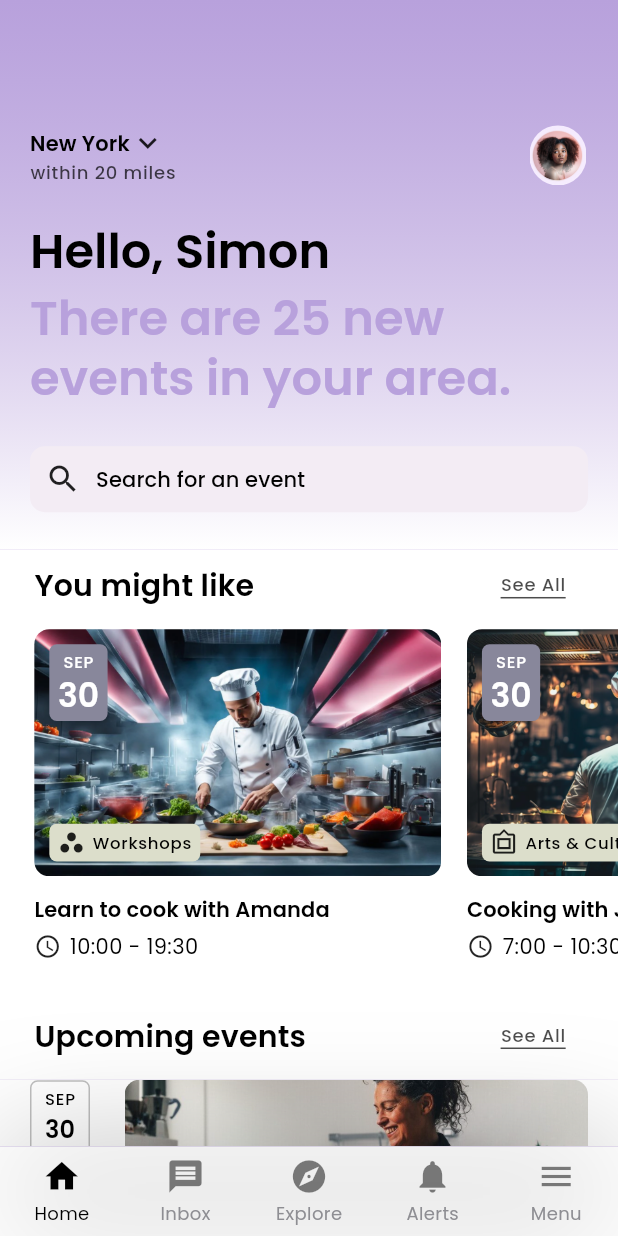
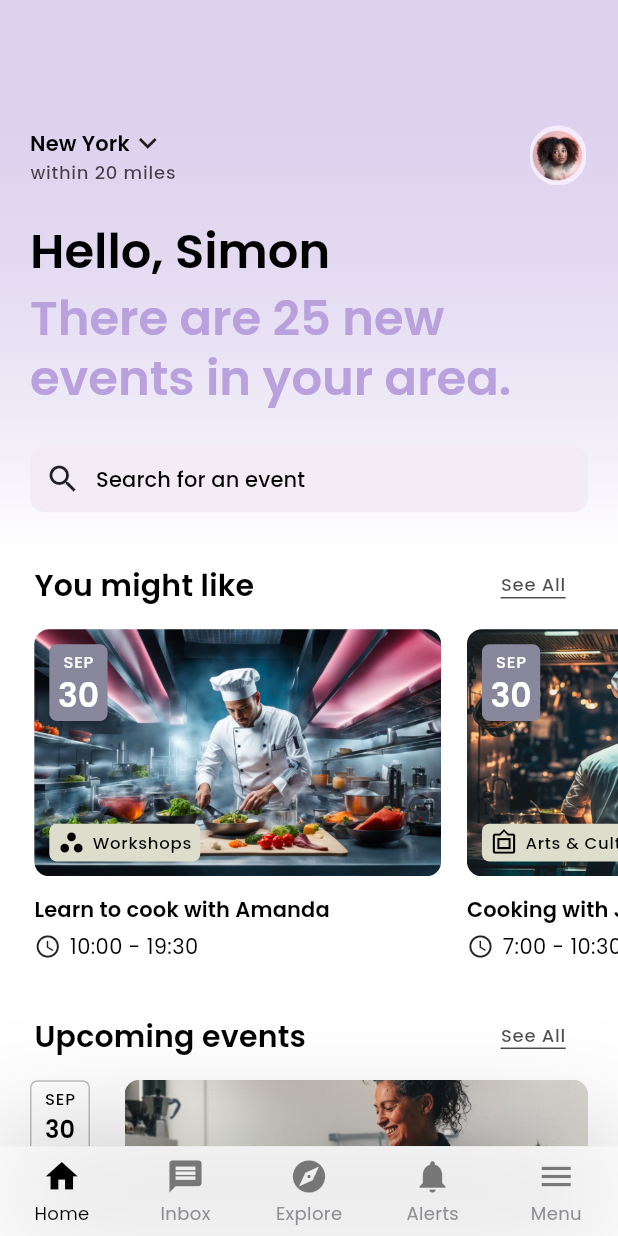
Before and after one commit to gsshakil/liveinhotels_task, a Flutter app: the screen it shows after launch, on a phone screen of 412 x 824 dp. Run offline on Flutter 3.47's test engine with Material 3 defaults, Android fonts, the phone set to English and light mode, and no system bars; drawn by our look-alikes of flutter_animate, persistent_bottom_nav_bar_v2; our stand-ins replace bloc, dartz, equatable, flex_color_scheme, flutter_bloc, flutter_screenutil and 2 more.

Commit message:
fixed borderline issue

```diff
--- a/lib/features/home/data/data_source/event_data.dart
+++ b/lib/features/home/data/data_source/event_data.dart
@@ -11,6 +11,7 @@ final eventData = [
     tagIcon: const Icon(
       Icons.workspaces_sharp,
       size: 18,
+      color: Colors.black,
     ),
     imagePath: Assets.event1,
     eventStartTime: '10:00',
@@ -24,6 +25,7 @@ final eventData = [
     tagIcon: const Icon(
       Icons.filter_frames_outlined,
       size: 18,
+      color: Colors.black,
     ),
     imagePath: Assets.event2,
     eventStartTime: '7:00',
@@ -37,6 +39,7 @@ final eventData = [
     tagIcon: const Icon(
       Icons.workspaces_sharp,
       size: 18,
+      color: Colors.black,
     ),
     imagePath: Assets.event3,
     eventStartTime: '10:00',
@@ -50,6 +53,7 @@ final eventData = [
     tagIcon: const Icon(
       Icons.filter_frames_outlined,
       size: 18,
+      color: Colors.black,
     ),
     imagePath: Assets.event4,
     eventStartTime: '7:00',
--- a/lib/features/home/presentation/screens/home_screen.dart
+++ b/lib/features/home/presentation/screens/home_screen.dart
@@ -31,7 +31,6 @@ class HomeScreen extends StatelessWidget {
         BlocProvider.value(value: upcomingEventsCubit..getUpcomingEvents()),
       ],
       child: Scaffold(
-        backgroundColor: colorScheme.primary,
         drawer: const Drawer(),
         body: CustomScrollView(
           slivers: [
@@ -55,21 +54,19 @@ class HomeScreen extends StatelessWidget {
                     const LocationAndProfileAvatar()
                         .paddingSymmetric(vertical: 20.h)
                         .animate()
-                        .move(delay: 100.ms, duration: 1000.ms),
+                        .move(delay: 100.ms, duration: 2000.ms),
                     // HEADING
                     const HomeHeading().animate().fade(duration: 1000.ms),
                     // SEARCH BAR
                     const HomeSearchBar().animate().fadeIn().scale().move(
                           delay: 300.ms,
-                          duration: 1000.ms,
+                          duration: 2000.ms,
                         ),
                   ],
                 ),
               ),
             ])),
             SliverToBoxAdapter(
-              child: Container(
-                color: colorScheme.surface,
               child: Column(
                 children: [
                   // YOU MIGHT LIKE SECTION
@@ -108,7 +105,7 @@ class HomeScreen extends StatelessWidget {
                         return const LoadingIndicator();
                       }
                     },
-                    ).animate().fade(duration: 1000.ms),
+                  ).animate().fade(duration: 2000.ms),
                   SizedBox(height: 10.h),
 
                   // UPCOMING EVENTS HEADING
@@ -120,7 +117,6 @@ class HomeScreen extends StatelessWidget {
                 ],
               ),
             ),
-            ),
 
             // UPCOMING EVENTS LIST
             SliverList(
@@ -128,7 +124,6 @@ class HomeScreen extends StatelessWidget {
               childCount: upcomingEventData.length,
               (context, index) {
                 return Container(
-                  color: colorScheme.surface,
                   padding: const EdgeInsets.symmetric(horizontal: 20),
                   child: UpcomingEventCard(
                     eventModel: upcomingEventData[index],
@@ -142,7 +137,7 @@ class HomeScreen extends StatelessWidget {
             SliverToBoxAdapter(
               child: Container(
                 color: colorScheme.surface,
-                height: 100.h,
+                height: 50.h,
               ),
             ),
           ],
--- a/lib/features/home/presentation/widgets/event_card.dart
+++ b/lib/features/home/presentation/widgets/event_card.dart
@@ -26,7 +26,33 @@ class EventCard extends StatelessWidget {
           Stack(
             children: [
               //bg image
-              SizedBox(
+              _buildImage(),
+              //date
+              _buildDate(textTheme, colorScheme),
+              //tag
+              _buildTag(textTheme),
+            ],
+          ).padding(bottom: 10.h),
+          Text(
+            eventModel.title,
+            style: textTheme.labelLarge?.bold(),
+          ).padding(bottom: 5),
+          Row(
+            children: [
+              const Icon(
+                Icons.access_time,
+                size: 18,
+              ).padding(right: 5.w),
+              Text('${eventModel.eventStartTime} - ${eventModel.eventEndTime}'),
+            ],
+          ),
+        ],
+      ).padding(right: 15.sp),
+    );
+  }
+
+  SizedBox _buildImage() {
+    return SizedBox(
       height: ScreenUtil().screenHeight / 5,
       child: ClipRRect(
         borderRadius: BorderRadius.circular(10),
@@ -35,9 +61,11 @@ class EventCard extends StatelessWidget {
           fit: BoxFit.cover,
         ),
       ),
-              ),
-              //date
-              Positioned(
+    );
+  }
+
+  Positioned _buildDate(TextTheme textTheme, ColorScheme colorScheme) {
+    return Positioned(
       left: 10,
       top: 10,
       child: Container(
@@ -64,9 +92,11 @@ class EventCard extends StatelessWidget {
           ],
         ),
       ),
-              ),
-              //tag
-              Positioned(
+    );
+  }
+
+  Positioned _buildTag(TextTheme textTheme) {
+    return Positioned(
       left: 10,
       bottom: 10,
       child: Container(
@@ -79,29 +109,11 @@ class EventCard extends StatelessWidget {
             eventModel.tagIcon.padding(right: 5),
             Text(
               eventModel.tag,
-                        style: textTheme.labelSmall,
+              style: textTheme.labelSmall!.copyWith(color: Colors.black),
             ),
           ],
         ),
       ),
-              ),
-            ],
-          ).padding(bottom: 10.h),
-          Text(
-            eventModel.title,
-            style: textTheme.labelLarge?.bold(),
-          ).padding(bottom: 5),
-          Row(
-            children: [
-              const Icon(
-                Icons.access_time,
-                size: 18,
-              ).padding(right: 5.w),
-              Text('${eventModel.eventStartTime} - ${eventModel.eventEndTime}'),
-            ],
-          ),
-        ],
-      ).padding(right: 15.sp),
     );
   }
 }
```
Lines whose indentation alone changed are shown as unchanged.
